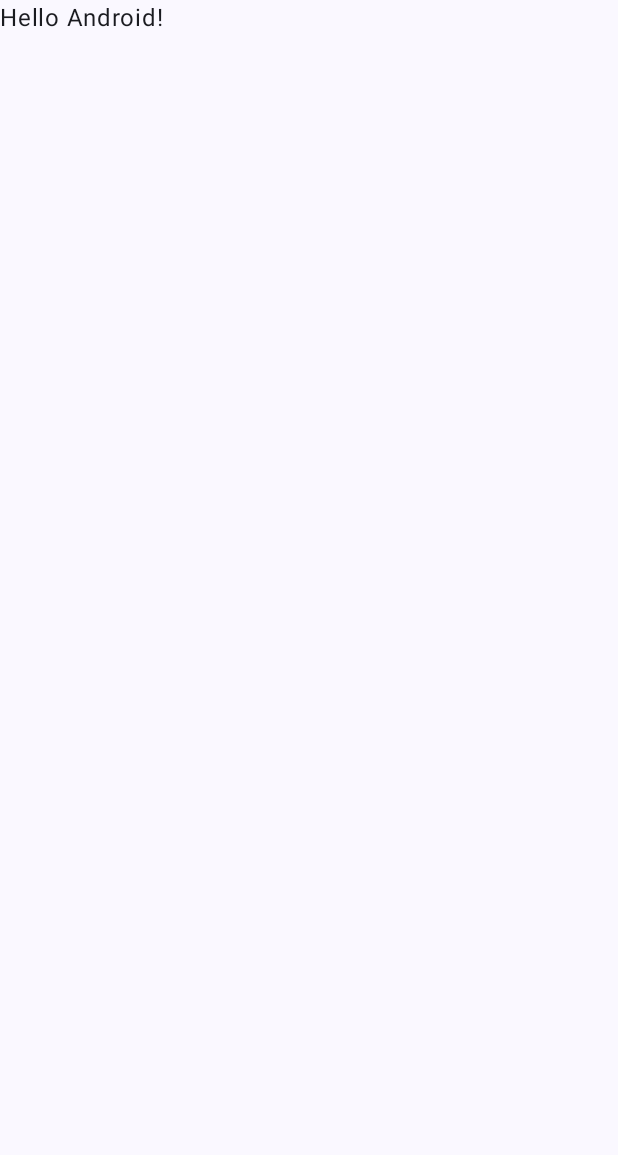
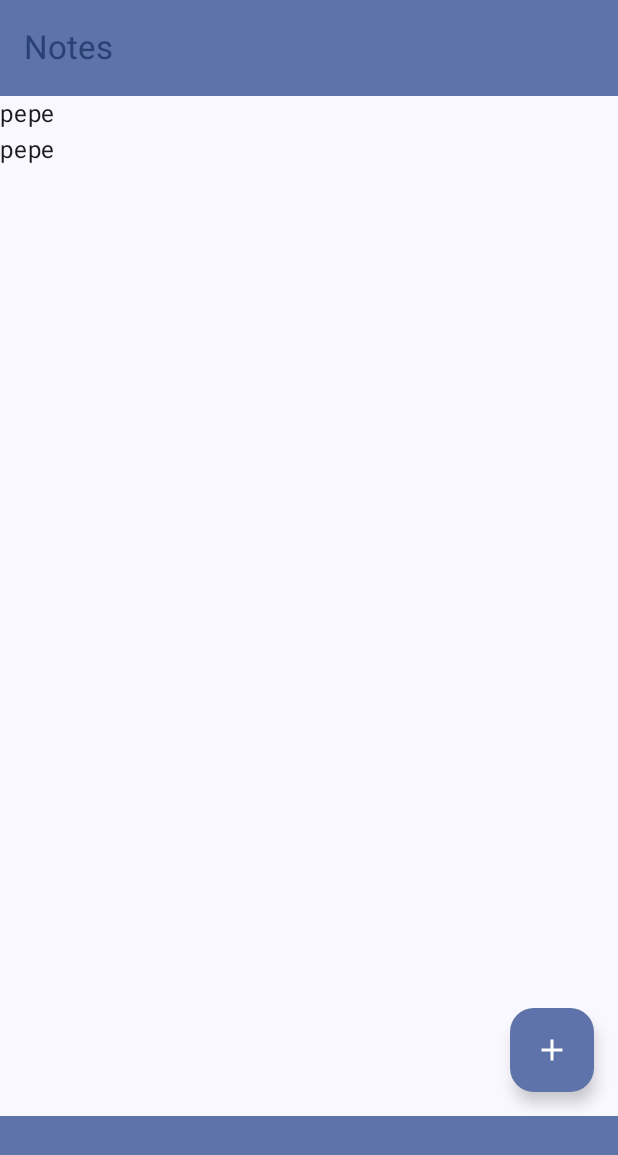
Before and after one commit to viciouslul/AndroidDev, an Android app built with Jetpack Compose: the screen it shows after launch (MainActivity), on a phone screen of 412 x 824 dp. Before the commit the part shown is almost empty. Shown: the top 1155 px of the screen. Run offline under Robolectric (Android 15) with nearby library versions, the phone set to English and light mode, and no system bars.

Commit message:
scaffolding test

```diff
--- /dev/null
+++ b/app/src/main/java/com/example/notesapp/controller/Controller.kt
@@ -0,0 +1,8 @@
+package com.example.notesapp.controller
+
+import com.example.notesapp.model.Model
+
+class Controller {
+    val model: Model = Model()
+
+}
--- /dev/null
+++ b/app/src/main/java/com/example/notesapp/entity/Note.kt
@@ -0,0 +1,4 @@
+package com.example.notesapp.entity
+
+class Note(val text: String, val title: String) {
+}
--- /dev/null
+++ b/app/src/main/java/com/example/notesapp/model/Model.kt
@@ -0,0 +1,9 @@
+package com.example.notesapp.model
+
+import com.example.notesapp.entity.Note
+
+class Model {
+    val notes: List<Note> = listOf(
+        Note("pepe", "pepe")
+    )
+}
--- a/app/src/main/java/com/example/notesapp/model/Note.kt
+++ /dev/null
@@ -1,5 +0,0 @@
-package com.example.notesapp.model
-
-class Note {
-
-}
--- a/app/src/main/java/com/example/notesapp/view/MainActivity.kt
+++ b/app/src/main/java/com/example/notesapp/view/MainActivity.kt
@@ -4,44 +4,98 @@ import android.os.Bundle
 import androidx.activity.ComponentActivity
 import androidx.activity.compose.setContent
 import androidx.activity.enableEdgeToEdge
-import androidx.compose.foundation.layout.fillMaxSize
+import androidx.compose.foundation.layout.Arrangement
+import androidx.compose.foundation.layout.Column
 import androidx.compose.foundation.layout.padding
+import androidx.compose.foundation.lazy.LazyColumn
+import androidx.compose.foundation.lazy.items
+import androidx.compose.material.icons.Icons
+import androidx.compose.material.icons.filled.Add
+import androidx.compose.material3.BottomAppBar
+import androidx.compose.material3.ExperimentalMaterial3Api
+import androidx.compose.material3.FloatingActionButton
+import androidx.compose.material3.Icon
+import androidx.compose.material3.MaterialTheme
 import androidx.compose.material3.Scaffold
 import androidx.compose.material3.Text
+import androidx.compose.material3.TopAppBar
+import androidx.compose.material3.TopAppBarDefaults.topAppBarColors
 import androidx.compose.runtime.Composable
+import androidx.compose.runtime.getValue
+import androidx.compose.runtime.mutableIntStateOf
+import androidx.compose.runtime.remember
+import androidx.compose.runtime.setValue
 import androidx.compose.ui.Modifier
-import androidx.compose.ui.tooling.preview.Preview
+import androidx.compose.ui.unit.dp
+import com.example.notesapp.controller.Controller
+import com.example.notesapp.entity.Note
 import com.example.notesapp.ui.theme.NotesAppTheme
 
 class MainActivity : ComponentActivity() {
     override fun onCreate(savedInstanceState: Bundle?) {
         super.onCreate(savedInstanceState)
+        val controller = Controller()
         enableEdgeToEdge()
         setContent {
             NotesAppTheme {
-                Scaffold(modifier = Modifier.fillMaxSize()) { innerPadding ->
-                    Greeting(
-                        name = "Android",
-                        modifier = Modifier.padding(innerPadding)
-                    )
-                }
+                ScaffoldTest(controller.model.notes)
             }
         }
     }
 }
 
+
 @Composable
-fun Greeting(name: String, modifier: Modifier = Modifier) {
-    Text(
-        text = "Hello $name!",
-        modifier = modifier
-    )
+fun NotesList(notes: List<Note>) {
+    LazyColumn {
+        items(notes) { note ->
+            println("Displaying note: ${note.title}")
+            DisplayNotes(note)
+        }
+    }
 }
 
-@Preview(showBackground = true)
 @Composable
-fun GreetingPreview() {
-    NotesAppTheme {
-        Greeting("Android")
+fun DisplayNotes(note: Note) {
+    Text(text = note.title)
+    Text(text = note.text)
+}
+
+@OptIn(ExperimentalMaterial3Api::class)
+@Composable
+fun ScaffoldTest(notes: List<Note>) {
+    var presses by remember { mutableIntStateOf(0) }
+
+    Scaffold(
+        topBar = {
+            TopAppBar(
+                colors = topAppBarColors(
+                    containerColor = MaterialTheme.colorScheme.primaryContainer,
+                    titleContentColor = MaterialTheme.colorScheme.primary,
+                ),
+                title = {
+                    Text("Notes")
+                }
+            )
+        },
+        bottomBar = {
+            BottomAppBar(
+                containerColor = MaterialTheme.colorScheme.primaryContainer,
+                contentColor = MaterialTheme.colorScheme.primary,
+            ) {}
+        },
+        floatingActionButton = {
+            FloatingActionButton(onClick = { presses++ }) {
+                Icon(Icons.Default.Add, contentDescription = "Add")
+            }
+        }
+    ) { innerPadding ->
+        Column(
+            modifier = Modifier
+                .padding(innerPadding),
+            verticalArrangement = Arrangement.spacedBy(16.dp),
+        ) {
+            NotesList(notes)
+        }
     }
 }
```
